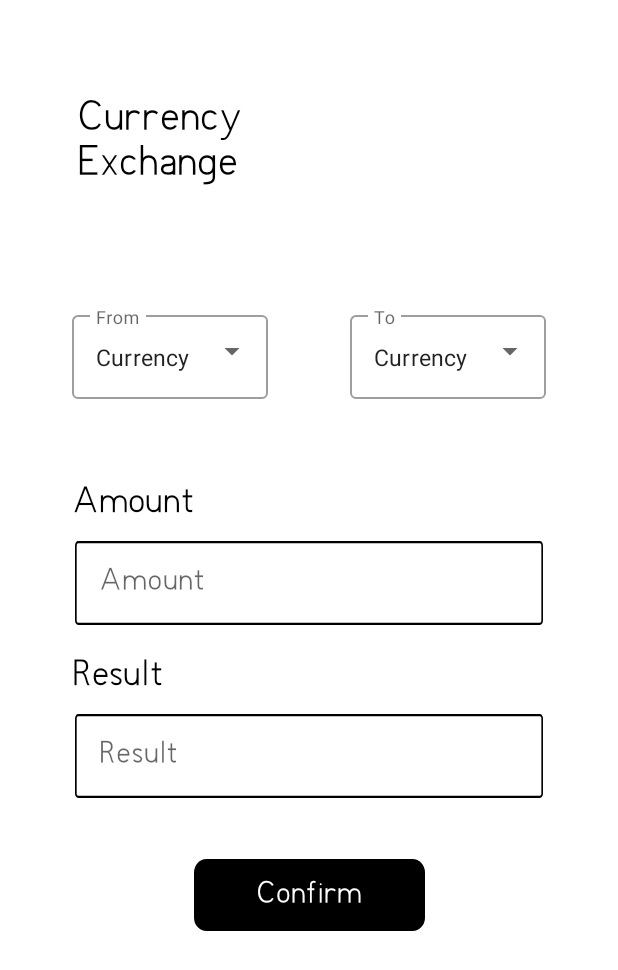
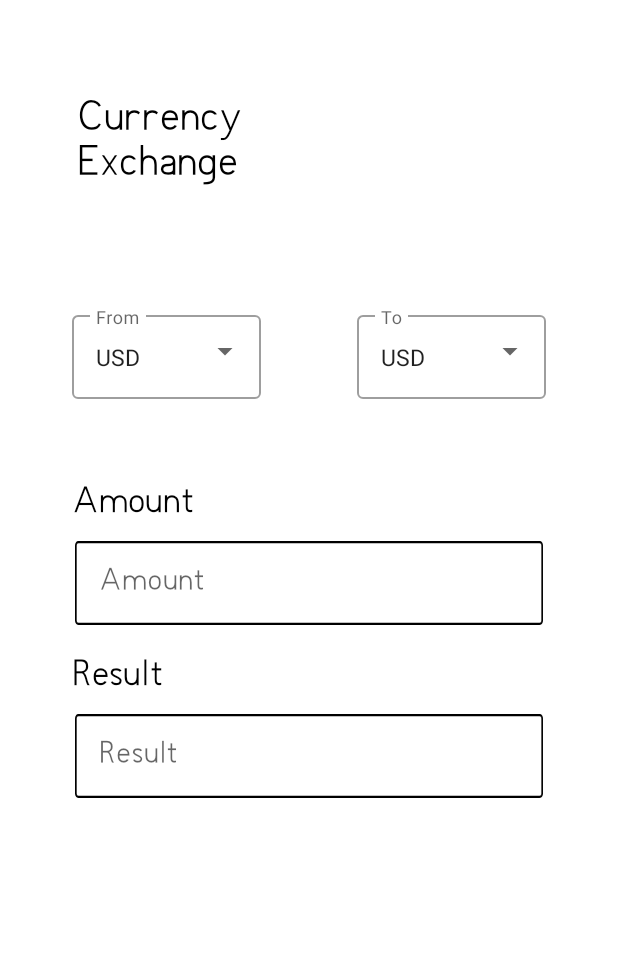
Before and after one commit to iTarley/TBC_Course_Exam, an Android app: the ExchangeFragment screen opened through its navigation route, on a phone screen of 412 x 824 dp. Shown: the top 970 px of the screen. Run offline under Robolectric (Android 15) with nearby library versions, the phone set to English and light mode, and no system bars; our stand-ins replace navigation-ui; 1 statement that could not run was skipped.

Commit message:
final commit

```diff
--- a/app/src/main/java/com/example/nlapp/model/CurrencyRate.kt
+++ b/app/src/main/java/com/example/nlapp/model/CurrencyRate.kt
@@ -1,7 +1,7 @@
 package com.example.nlapp.model
 
 data class CurrencyRate(
-    val amount: Int?,
+    val amount: Long?,
     val from: String?,
     val to: String?,
     val value: Double?
--- a/app/src/main/java/com/example/nlapp/network/ApiInterface.kt
+++ b/app/src/main/java/com/example/nlapp/network/ApiInterface.kt
@@ -15,7 +15,7 @@ interface ApiInterface {
     @Headers("apikey: 1M9y5FMfI29t45QkVaeQ0hsEovmqZEXJ")
     @GET("v1/exchange-rates/nbg/convert")
     suspend fun getExchangeData(
-        @Query("amount") Amount: Int,
+        @Query("amount") Amount: Long,
         @Query("from") From: String,
         @Query("to") To: String
     ): Response<CurrencyRate>
--- a/app/src/main/java/com/example/nlapp/ui/exchange/ExchangeViewModel.kt
+++ b/app/src/main/java/com/example/nlapp/ui/exchange/ExchangeViewModel.kt
@@ -14,7 +14,7 @@ class ExchangeViewModel : ViewModel() {
     private var _exchangeFlow = MutableStateFlow<ResponseHandler<CurrencyRate>>(ResponseHandler.Loading())
     val exchangeFlow = _exchangeFlow.asStateFlow()
 
-    fun getCurrency(amount:Int,from:String,to:String){
+    fun getCurrency(amount: Long, from:String, to:String){
         viewModelScope.launch {
             val response = RetrofitClient.getCurrencyInfo.getExchangeData(amount,from,to)
             if (response.isSuccessful){
--- a/app/src/main/res/layout/exchange_fragment.xml
+++ b/app/src/main/res/layout/exchange_fragment.xml
@@ -87,6 +87,7 @@
         android:layout_marginStart="48dp"
         android:layout_marginTop="80dp"
         android:hint="@string/from"
+        android:minEms="7"
         app:layout_constraintStart_toStartOf="parent"
         app:layout_constraintTop_toBottomOf="@+id/textView">
 
@@ -95,7 +96,7 @@
             android:layout_width="wrap_content"
             android:layout_height="wrap_content"
             android:inputType="none"
-            android:text="@string/currency"
+            android:text="@string/usd"
             android:textSize="15sp" />
 
 
@@ -109,6 +110,7 @@
         android:layout_marginTop="80dp"
         android:layout_marginEnd="48dp"
         android:hint="@string/to"
+        android:minEms="7"
         app:layout_constraintEnd_toEndOf="parent"
         app:layout_constraintTop_toBottomOf="@+id/textView">
 
@@ -117,7 +119,7 @@
             android:layout_width="wrap_content"
             android:layout_height="wrap_content"
             android:inputType="none"
-            android:text="@string/currency"
+            android:text="@string/usd"
             android:textSize="15sp" />
 
 
@@ -151,31 +153,12 @@
             android:fontFamily="@font/bpg_nino_mtavruli_normal"
             android:inputType="number"
             android:paddingTop="23dp"
+            android:maxLength="18"
             android:singleLine="true"
             android:textSize="22sp" />
 
     </com.google.android.material.textfield.TextInputLayout>
 
-
-    <androidx.appcompat.widget.AppCompatButton
-        android:id="@+id/exchangeBtn"
-        android:layout_width="wrap_content"
-        android:layout_height="wrap_content"
-        android:layout_alignParentStart="true"
-        android:layout_alignParentTop="true"
-        android:layout_marginTop="20dp"
-        android:background="@drawable/custom_button"
-        android:ems="7"
-        android:fontFamily="@font/bpg_nino_mtavruli_normal"
-        android:foreground="?android:attr/selectableItemBackground"
-        android:text="@string/confirm"
-        android:textAllCaps="false"
-        android:textColor="@color/white"
-        android:textSize="22sp"
-        android:theme="@android:style/ThemeOverlay.Material.Dark"
-        app:layout_constraintEnd_toEndOf="parent"
-        app:layout_constraintStart_toStartOf="parent"
-        app:layout_constraintTop_toBottomOf="@id/resultInputLayout" />
 
     <ProgressBar
         android:id="@+id/progressBar"
--- a/app/src/main/res/values/strings.xml
+++ b/app/src/main/res/values/strings.xml
@@ -35,4 +35,6 @@
     <string name="amount">Amount</string>
     <string name="result">Result</string>
     <string name="confirm">Confirm</string>
+    <string name="usd">USD</string>
+    <string name="resultExchange"> %1$s  %2$s</string>
 </resources>
```
Also changed, not shown: app/src/main/java/com/example/nlapp/ui/exchange/ExchangeFragment.kt (+26 -17 lines).
